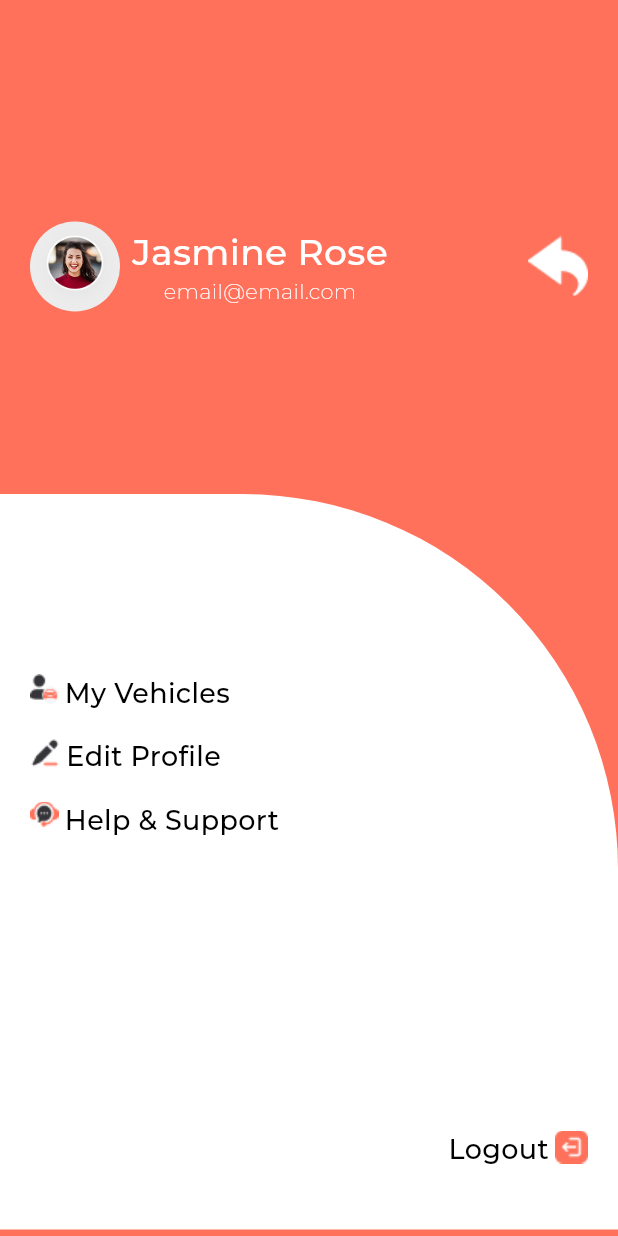
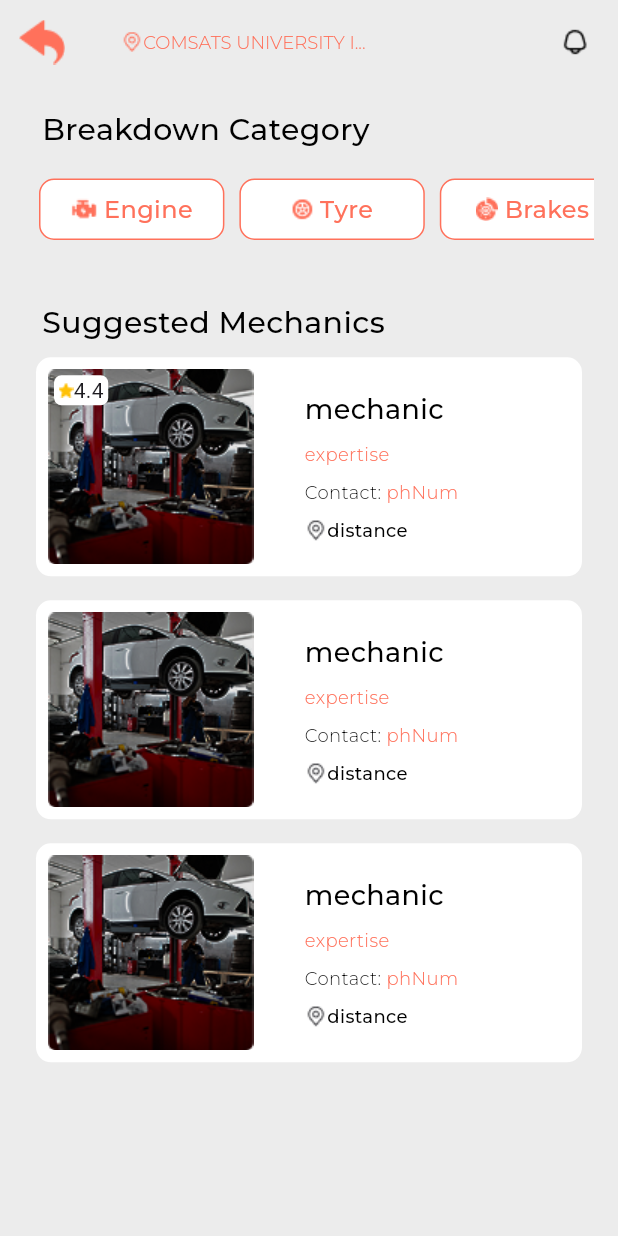
Before and after one commit to Ushna-FS/FixiBot-FYP, a Flutter app: the Login screen opened by its route, after a tap on "Continue With Google", on a phone screen of 412 x 824 dp. Run offline on Flutter 3.47's test engine with Material 3 defaults, Android fonts, the phone set to English and light mode, and no system bars; our stand-ins replace get, google_fonts.

Commit message:
mechanic screen

```diff
--- a/lib/bindings/initialBinding.dart
+++ b/lib/bindings/initialBinding.dart
@@ -1,14 +1,14 @@
+import 'package:fixibot_app/screens/mechanics/view/controller/mechanicController.dart';
 import 'package:get/get.dart';
 
 import '../screens/auth/controller/login_controller.dart';
 import '../screens/auth/controller/signUp_controller.dart';
 
-class InitialBinding extends Bindings{
+class InitialBinding extends Bindings {
   @override
-  void dependencies(){
-    Get.lazyPut<LoginController>(()=>LoginController(),fenix:true);
-    Get.lazyPut<SignupController>(()=>SignupController(),fenix: true);
-
+  void dependencies() {
+    Get.lazyPut<LoginController>(() => LoginController(), fenix: true);
+    Get.lazyPut<SignupController>(() => SignupController(), fenix: true);
+    Get.lazyPut<MechanicController>(() => MechanicController(), fenix: true);
   }
-
 }
--- a/lib/constants/app_fontStyles.dart
+++ b/lib/constants/app_fontStyles.dart
@@ -14,6 +14,11 @@ class AppFonts {
     fontSize: 24,
     color: AppColors.textColor,
   );
+  static TextStyle montserratBlackHeading = GoogleFonts.montserrat(
+    fontWeight: FontWeight.w500,
+    fontSize: 20,
+    color: AppColors.textColor2,
+  );
 
   static TextStyle montserratText = GoogleFonts.montserrat(
     fontWeight: FontWeight.w200,
@@ -25,4 +30,33 @@ class AppFonts {
     fontSize: 18,
     color: AppColors.textColor2,
   );
+  static TextStyle montserratText3 = GoogleFonts.montserrat(
+    fontWeight: FontWeight.w300,
+    fontSize: 12,
+    color: AppColors.textColor2,
+  );
+
+  static TextStyle montserratText4 = GoogleFonts.montserrat(
+    fontWeight: FontWeight.w300,
+    fontSize: 12,
+    color: AppColors.mainColor,
+  );
+
+  static TextStyle montserratText5 = GoogleFonts.montserrat(
+    fontWeight: FontWeight.w500,
+    fontSize: 12,
+    color: AppColors.textColor2,
+  );
+
+  static TextStyle montserratWhiteText = GoogleFonts.montserrat(
+    fontWeight: FontWeight.w500,
+    fontSize: 16,
+    color: AppColors.textColor,
+  );
+
+  static TextStyle montserratMainText = GoogleFonts.montserrat(
+    fontWeight: FontWeight.w500,
+    fontSize: 16,
+    color: AppColors.mainColor,
+  );
 }
--- a/lib/screens/auth/controller/login_controller.dart
+++ b/lib/screens/auth/controller/login_controller.dart
@@ -1,6 +1,6 @@
-import 'package:fixibot_app/screens/profile/view/profile.dart';
 import 'package:get/get.dart';
 import 'package:flutter/material.dart';
+import '../../mechanics/view/mechanicsScreen.dart';
 import '../view/signup.dart';
 
 class LoginController extends GetxController {
@@ -38,6 +38,6 @@ class LoginController extends GetxController {
   void googleLogIn() {
     // Simulate Google Sign In
     // Get.to(LoginPage());
-    Get.to(ProfileScreen());
+    Get.to(MechanicScreen());
   }
 }
--- /dev/null
+++ b/lib/screens/mechanics/view/controller/mechanicController.dart
@@ -0,0 +1,16 @@
+import 'package:get/get.dart';
+
+class MechanicController extends GetxController {
+  var mechanicCategories = [].obs;
+  var isNotified = RxBool(false);
+  var location = 'COMSATS UNIVERSITY ISLAMABAD'.obs;
+   void notificationSelection() {
+    print("category selection");
+    if (isNotified.value == false) {
+      isNotified.value = true;
+    } else {
+      isNotified.value = false;
+      }
+  }
+
+}
--- /dev/null
+++ b/lib/screens/mechanics/view/mechanicsScreen.dart
@@ -0,0 +1,134 @@
+import 'package:fixibot_app/constants/app_colors.dart';
+import 'package:fixibot_app/constants/app_fontStyles.dart';
+import 'package:fixibot_app/screens/mechanics/view/controller/mechanicController.dart';
+import 'package:fixibot_app/widgets/category_chips.dart';
+import 'package:fixibot_app/widgets/mechanic_card.dart';
+import 'package:flutter/material.dart';
+import 'package:get/get.dart';
+
+class MechanicScreen extends GetView<MechanicController> {
+  @override
+  Widget build(BuildContext context) {
+    final Size screenSize = MediaQuery.of(context).size;
+    return Scaffold(
+      appBar: AppBar(
+        backgroundColor: AppColors.secondaryColor,
+        title: Padding(
+          padding: const EdgeInsets.all(8.0),
+          child: Center(
+            child: Row(
+              children: [
+                Image.asset(
+                  "assets/icons/locationIcon.png",
+                  color: AppColors.mainColor,
+                ),
+                Text(
+                  (controller.location.value.length > 16)
+                      ? "${controller.location.value.substring(0, 20)}..."
+                      : controller.location.value,
+                  style: AppFonts.montserratText4,
+                  maxLines: 1,
+                ),
+              ],
+            ),
+          ),
+        ),
+        leading: GestureDetector(
+          child: Image.asset("assets/icons/backArrow.png"),
+        ),
+        centerTitle: true,
+        actions: [
+          Padding(
+            padding: const EdgeInsets.all(16.0),
+            child: Obx(() => GestureDetector(
+                  onTap: () {
+                    controller.notificationSelection();
+                  },
+                  child: controller.isNotified.value
+                      ? Image.asset(
+                          "assets/icons/notification.png",
+                          color: AppColors.mainColor,
+                        )
+                      : Image.asset(
+                          "assets/icons/notification.png",
+                          color: AppColors.textColor2,
+                        ),
+                )),
+          )
+        ],
+      ),
+      backgroundColor: AppColors.secondaryColor,
+      body: SingleChildScrollView(
+        child: Padding(
+          padding: const EdgeInsets.all(16.0),
+          child: Center(
+            child: Column(
+              mainAxisAlignment: MainAxisAlignment.center,
+              crossAxisAlignment: CrossAxisAlignment.start,
+              children: [
+                Padding(
+                  padding: const EdgeInsets.only(left: 12.0, bottom: 16.0),
+                  child: Text(
+                    "Breakdown Category",
+                    style: AppFonts.montserratBlackHeading,
+                  ),
+                ),
+                SingleChildScrollView(
+                  scrollDirection: Axis.horizontal,
+                  child: Row(
+                    mainAxisAlignment: MainAxisAlignment.spaceBetween,
+                    crossAxisAlignment: CrossAxisAlignment.center,
+                    children: [
+                      CategoryChips(
+                          icon: "assets/icons/engine.png", category: "Engine"),
+                      CategoryChips(
+                          icon: "assets/icons/tyre.png", category: "Tyre"),
+                      CategoryChips(
+                          icon: "assets/icons/brake.png", category: "Brakes"),
+                      CategoryChips(
+                          icon: "assets/icons/brake.png", category: "category"),
+                    ],
+                  ),
+                ),
+                SizedBox(
+                  height: screenSize.height * 0.05,
+                ),
+                Padding(
+                  padding: const EdgeInsets.only(left: 12.0),
+                  child: Text(
+                    "Suggested Mechanics",
+                    style: AppFonts.montserratBlackHeading,
+                  ),
+                ),
+                const MechanicCard(
+                  mechanic: "mechanic",
+                  expertise: "expertise",
+                  phNum: "phNum",
+                  distance: "distance",
+                  imageSource: "assets/icons/mechanicShop.png",
+                  rating: "4.4",
+                ),
+                const MechanicCard(
+                  mechanic: "mechanic",
+                  expertise: "expertise",
+                  phNum: "phNum",
+                  distance: "distance",
+                  imageSource: "assets/icons/mechanicShop.png",
+                  rating: "",
+                ),
+                const MechanicCard(
+                  mechanic: "mechanic",
+                  expertise: "expertise",
+                  phNum: "phNum",
+                  distance: "distance",
+                  imageSource: "assets/icons/mechanicShop.png",
+                  rating: "",
+                ),
+              ],
+            ),
+          ),
+        ),
+      ),
+    );
+  }
+}
--- a/lib/screens/splashScreen.dart
+++ b/lib/screens/splashScreen.dart
@@ -5,7 +5,6 @@ import 'package:flutter/material.dart';
 import 'package:get/get.dart';
 
 import 'auth/view/login.dart';
-import 'auth/view/signup.dart';
 
 class Splashscreen extends StatefulWidget {
   const Splashscreen({super.key});
--- /dev/null
+++ b/lib/widgets/category_chips.dart
@@ -0,0 +1,107 @@
+import 'package:fixibot_app/constants/app_colors.dart';
+import 'package:fixibot_app/constants/app_fontStyles.dart';
+import 'package:fixibot_app/screens/mechanics/view/controller/mechanicController.dart';
+import 'package:flutter/material.dart';
+import 'package:get/get.dart';
+
+class CategoryChips extends StatelessWidget {
+  final String icon;
+  final String category;
+  final MechanicController mechanicController = Get.find<MechanicController>();
+
+  CategoryChips({
+    super.key,
+    required this.icon,
+    required this.category,
+  });
+  var isSelected = RxBool(false);
+  void categorySelection() {
+    print("category selection");
+    if (isSelected.value == false) {
+      isSelected.value = true;
+      print("category selected $category");
+      mechanicController.mechanicCategories.add(category);
+      print("category selected ${mechanicController.mechanicCategories}");
+    } else {
+      isSelected.value = false;
+      mechanicController.mechanicCategories.remove(category);
+      print("category selected ${mechanicController.mechanicCategories}");
+    }
+  }
+
+  @override
+  Widget build(BuildContext context) {
+    final Size screenSize = MediaQuery.of(context).size;
+    return Obx(() => Padding(
+          padding: const EdgeInsets.only(top: 2.0, left: 10.0),
+          child: GestureDetector(
+            onTap: () {
+              categorySelection();
+            },
+            child: isSelected.value
+                ? Container(
+                    decoration: const BoxDecoration(
+                        color: AppColors.mainColor,
+                        border: Border(
+                          top: BorderSide(color: AppColors.mainColor),
+                          left: BorderSide(color: AppColors.mainColor),
+                          bottom: BorderSide(color: AppColors.mainColor),
+                          right: BorderSide(color: AppColors.mainColor),
+                        ),
+                        borderRadius: BorderRadius.all(Radius.circular(10))),
+                    width: screenSize.width * 0.3,
+                    child: Padding(
+                      padding: const EdgeInsets.all(8.0),
+                      child: Row(
+                        mainAxisAlignment: MainAxisAlignment.center,
+                        children: [
+                          Image.asset(
+                            icon,
+                            color: AppColors.textColor,
+                          ),
+                          SizedBox(
+                            width: screenSize.width * 0.01,
+                          ),
+                          Text(
+                            category,
+                            style: AppFonts.montserratWhiteText,
+                          )
+                        ],
+                      ),
+                    ),
+                  )
+                : Container(
+                    decoration: const BoxDecoration(
+                        color: AppColors.textColor,
+                        border: Border(
+                          top: BorderSide(color: AppColors.mainColor),
+                          left: BorderSide(color: AppColors.mainColor),
+                          bottom: BorderSide(color: AppColors.mainColor),
+                          right: BorderSide(color: AppColors.mainColor),
+                        ),
+                        borderRadius: BorderRadius.all(Radius.circular(10))),
+                    width: screenSize.width * 0.3,
+                    child: Padding(
+                      padding: const EdgeInsets.all(8.0),
+                      child: Row(
+                        mainAxisAlignment: MainAxisAlignment.center,
+                        children: [
+                          Image.asset(
+                            icon,
+                            color: AppColors.mainColor,
+                          ),
+                          SizedBox(
+                            width: screenSize.width * 0.01,
+                          ),
+                          Text(
+                            category,
+                            style: AppFonts.montserratMainText,
+                          )
+                        ],
+                      ),
+                    ),
+                  ),
+          ),
+        ));
+  }
+}
--- /dev/null
+++ b/lib/widgets/mechanic_card.dart
@@ -0,0 +1,119 @@
+import 'package:fixibot_app/constants/app_colors.dart';
+import 'package:fixibot_app/constants/app_fontStyles.dart';
+import 'package:flutter/material.dart';
+
+class MechanicCard extends StatelessWidget {
+  final String mechanic;
+  final String expertise;
+  final String phNum;
+  final String distance;
+  final String imageSource;
+  final String? rating;
+
+  const MechanicCard(
+      {super.key,
+      required this.mechanic,
+      required this.expertise,
+      required this.phNum,
+      required this.distance,
+      required this.imageSource,
+      this.rating});
+
+  @override
+  Widget build(BuildContext context) {
+    final Size screenSize = MediaQuery.of(context).size;
+    return Padding(
+      padding: const EdgeInsets.all(8.0),
+      child: Container(
+        decoration: const BoxDecoration(
+            color: AppColors.textColor,
+            borderRadius: BorderRadius.all(Radius.circular(10))),
+        child: Padding(
+          padding: const EdgeInsets.all(8.0),
+          child: Row(
+            children: [
+              Stack(children: [
+                Image.asset(
+                  imageSource,
+                ),
+                rating!.isNotEmpty
+                    ? Padding(
+                        padding: const EdgeInsets.all(4.0),
+                        child: Container(
+                          decoration: const BoxDecoration(
+                              color: AppColors.textColor,
+                              borderRadius:
+                                  BorderRadius.all(Radius.circular(5))),
+                          child: Padding(
+                            padding:
+                                const EdgeInsets.only(left: 3.0, right: 3.0),
+                            child: Row(
+                              children: [
+                                Image.asset("assets/icons/rating.png"),
+                                Text(rating!)
+                              ],
+                            ),
+                          ),
+                        ),
+                      )
+                    : Container()
+              ]),
+              SizedBox(
+                width: screenSize.width * 0.01,
+              ),
+              Padding(
+                padding: const EdgeInsets.only(left: 30.0),
+                child: Column(
+                  mainAxisAlignment: MainAxisAlignment.center,
+                  crossAxisAlignment: CrossAxisAlignment.start,
+                  children: [
+                    Text(
+                      mechanic,
+                      style: AppFonts.montserratText2,
+                    ),
+                    SizedBox(
+                      height: screenSize.height * 0.01,
+                    ),
+                    Text(
+                      expertise,
+                      style: AppFonts.montserratText4,
+                    ),
+                    SizedBox(
+                      height: screenSize.height * 0.01,
+                    ),
+                    Row(
+                      mainAxisAlignment: MainAxisAlignment.center,
+                      children: [
+                        Text(
+                          "Contact: ",
+                          style: AppFonts.montserratText3,
+                        ),
+                        Text(
+                          phNum,
+                          style: AppFonts.montserratText4,
+                        ),
+                      ],
+                    ),
+                    SizedBox(
+                      height: screenSize.height * 0.01,
+                    ),
+                    Row(
+                      mainAxisAlignment: MainAxisAlignment.center,
+                      children: [
+                        Image.asset("assets/icons/locationIcon.png"),
+                        Text(
+                          distance,
+                          style: AppFonts.montserratText5,
+                        )
+                      ],
+                    )
+                  ],
+                ),
+              )
+            ],
+          ),
+        ),
+      ),
+    );
+  }
+}
```
Also changed, not shown: assets/icons/brake.png (added), assets/icons/engine.png (added), assets/icons/locationIcon.png (added), assets/icons/mechanicShop.png (added), assets/icons/notification.png (added), assets/icons/rating.png (added), assets/icons/tyre.png (added).
